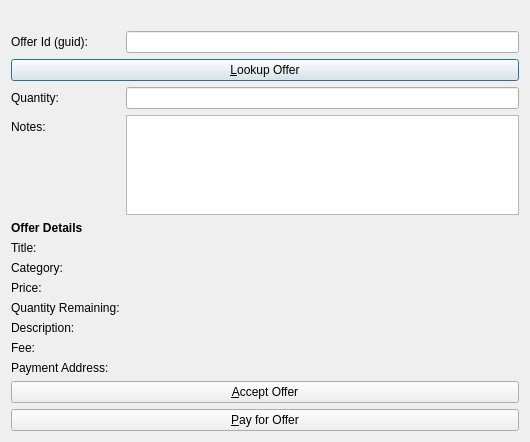
Above: src/qt/forms/acceptandpayofferlistpage.ui from syscoin/syscoin1 before the change. Below: the same form after it.
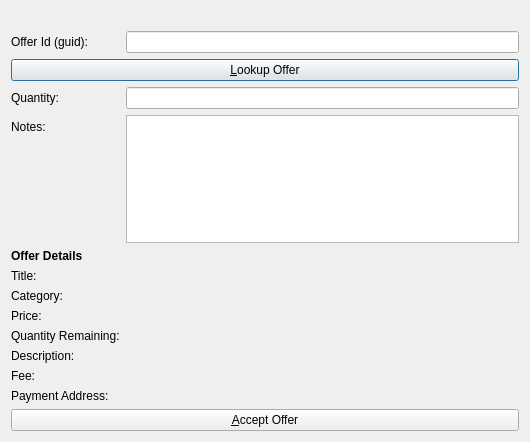
That is the form after the change. Icons and pictures are not drawn.

Commit message:
New purchase flow for syscoin offers
URI handling goes to offeraccept box then offer pay while normal qt
accept goes to offerpay dialog directly.

Diff of the .ui file:
```diff
--- a/src/qt/forms/acceptandpayofferlistpage.ui
+++ b/src/qt/forms/acceptandpayofferlistpage.ui
@@ -74,19 +74,6 @@
        </property>
       </widget>
      </item>
-     <item row="7" column="1">
-      <widget class="QTextEdit" name="notesEdit">
-       <property name="autoFillBackground">
-        <bool>false</bool>
-       </property>
-       <property name="frameShadow">
-        <enum>QFrame::Sunken</enum>
-       </property>
-       <property name="midLineWidth">
-        <number>0</number>
-       </property>
-      </widget>
-     </item>
      <item row="10" column="0">
       <widget class="QLabel" name="label_3">
        <property name="font">
@@ -240,6 +227,9 @@
        </property>
       </widget>
      </item>
+     <item row="7" column="1">
+      <widget class="QPlainTextEdit" name="notesEdit"/>
+     </item>
     </layout>
    </item>
    <item>
@@ -249,17 +239,6 @@
      </property>
     </widget>
    </item>
-   <item>
-    <widget class="QPushButton" name="payButton">
-     <property name="text">
-      <string>&amp;Pay for Offer</string>
-     </property>
-     <property name="icon">
-      <iconset resource="../bitcoin.qrc">
-       <normaloff>:/icons/send</normaloff>:/icons/send</iconset>
-     </property>
-    </widget>
-   </item>
   </layout>
  </widget>
  <resources>
```
The commit also changes 10 other files.
